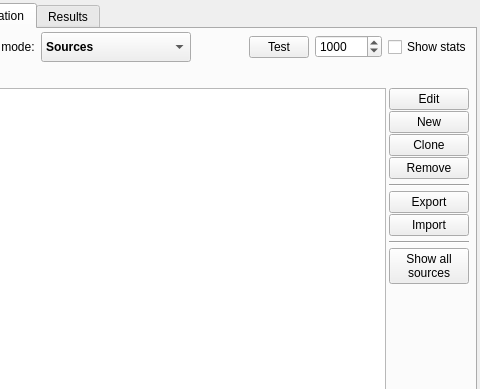
Before: the Qt Designer form ants3bundle/src/ants3/gui/particleSim/aparticlesimwin.ui in andrmor/ANTS3bundle, drawn with Qt 5; both pictures show x 115 to 595 and y 0 to 389 of the 595 by 767 pixel window.
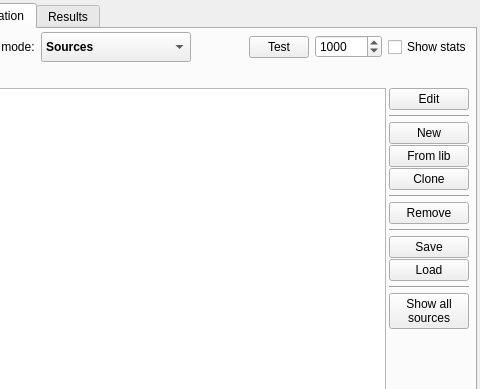
After: the same form once the commit is applied. Icons and pictures are not drawn.

Commit message: add particle source library infrastructure

The edit to the form file:
```diff
--- a/ants3bundle/src/ants3/gui/particleSim/aparticlesimwin.ui
+++ b/ants3bundle/src/ants3/gui/particleSim/aparticlesimwin.ui
@@ -648,6 +648,19 @@
                   </property>
                  </widget>
                 </item>
+                <item>
+                 <widget class="Line" name="line_11">
+                  <property name="minimumSize">
+                   <size>
+                    <width>0</width>
+                    <height>10</height>
+                   </size>
+                  </property>
+                  <property name="orientation">
+                   <enum>Qt::Orientation::Horizontal</enum>
+                  </property>
+                 </widget>
+                </item>
                 <item>
                  <widget class="QPushButton" name="pbAddSource">
                   <property name="font">
@@ -667,6 +680,13 @@
                   </property>
                  </widget>
                 </item>
+                <item>
+                 <widget class="QPushButton" name="pbLoadFromLibrary">
+                  <property name="text">
+                   <string>From lib</string>
+                  </property>
+                 </widget>
+                </item>
                 <item>
                  <widget class="QPushButton" name="pbCloneSource">
                   <property name="text">
@@ -674,6 +694,19 @@
                   </property>
                  </widget>
                 </item>
+                <item>
+                 <widget class="Line" name="line_12">
+                  <property name="minimumSize">
+                   <size>
+                    <width>0</width>
+                    <height>10</height>
+                   </size>
+                  </property>
+                  <property name="orientation">
+                   <enum>Qt::Orientation::Horizontal</enum>
+                  </property>
+                 </widget>
+                </item>
                 <item>
                  <widget class="QPushButton" name="pbRemoveSource">
                   <property name="font">
@@ -709,7 +742,7 @@
                    </font>
                   </property>
                   <property name="text">
-                   <string>Export</string>
+                   <string>Save</string>
                   </property>
                  </widget>
                 </item>
@@ -722,7 +755,7 @@
                    </font>
                   </property>
                   <property name="text">
-                   <string>Import</string>
+                   <string>Load</string>
                   </property>
                  </widget>
                 </item>
```
Left out of the diff: 300 changed lines with no effect on the pictures. The commit also changes 4 other files.
